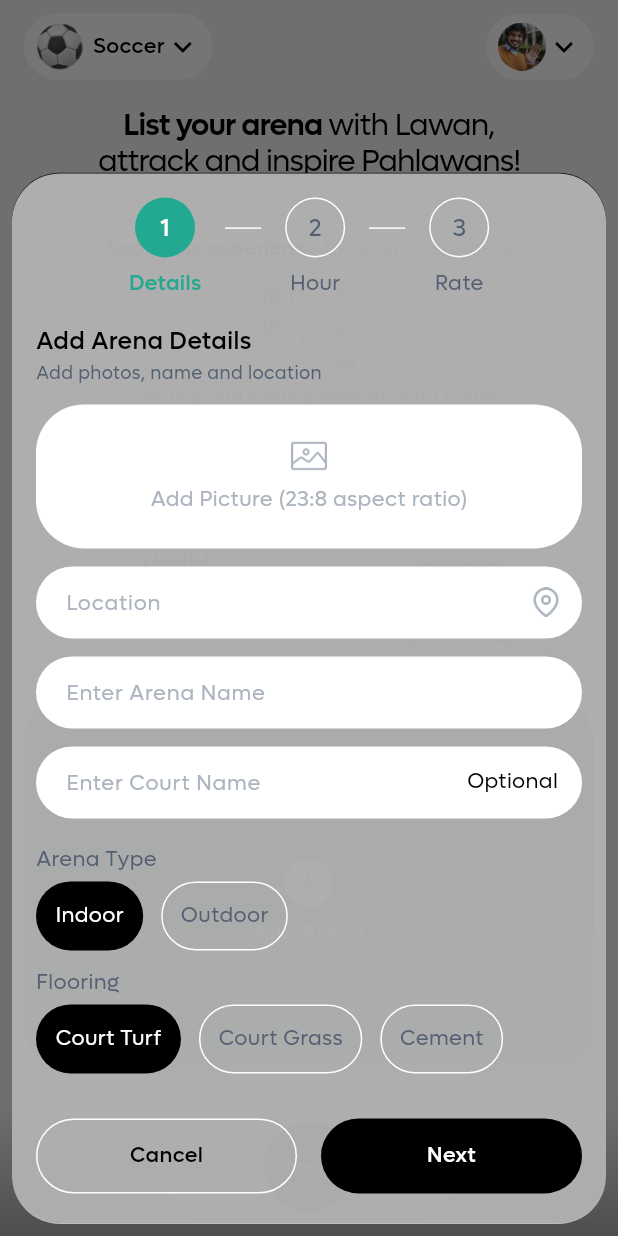
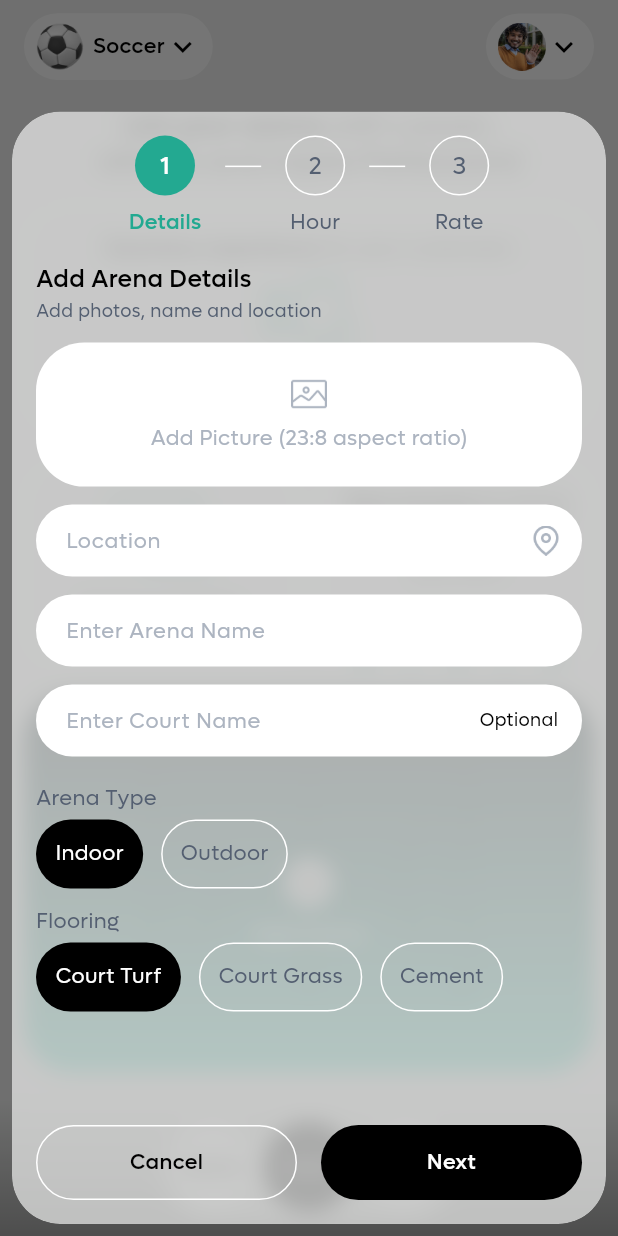
Before and after one commit to 2001arman/lawan, a Flutter app: the screen it shows after launch, after a tap on "Add Arena", on a phone screen of 412 x 824 dp. Run offline on Flutter 3.47's test engine with Material 3 defaults, Android fonts, the phone set to English and light mode, and no system bars; drawn by our look-alikes of blur, carousel_slider; our stand-ins replace firebase_core, flutter_svg, fluttertoast, get, image_picker; missing offline and left inert: image_picker_android, image_picker_platform_interface, wheel_picker; accounts and stored records are empty.

Commit message:
frost blur effect

```diff
--- a/lib/features/admin/admin_add_arena.dart
+++ b/lib/features/admin/admin_add_arena.dart
@@ -1,9 +1,9 @@
 import 'dart:io';
 
+import 'package:blur/blur.dart';
 import 'package:carousel_slider/carousel_slider.dart';
 import 'package:flutter/material.dart';
 import 'package:flutter_svg/flutter_svg.dart';
-import 'package:fluttertoast/fluttertoast.dart';
 import 'package:get/get.dart';
 import 'package:lawan/features/admin/admin_main_logic.dart';
 import 'package:lawan/features/admin/admin_main_state.dart';
@@ -22,7 +22,7 @@ class AdminAddArena {
 
   AdminAddArena({required this.state, required this.logic});
 
-  void successCreateArena() {
+  static void successCreateArena() {
     Get.dialog(
       Dialog(
         backgroundColor: Colors.transparent,
@@ -139,10 +139,17 @@ class AdminAddArena {
 
   void createNewArena() {
     Get.bottomSheet(
-      Container(
-        margin: const EdgeInsets.all(8),
-        height: Get.height * 0.85,
+      Padding(
+        padding: const EdgeInsets.all(8),
+        child: SizedBox(
+          height: Get.height * 0.9,
           width: Get.width,
+        ).blurred(
+          blur: 7,
+          blurColor: Colors.white,
+          colorOpacity: 0,
+          borderRadius: BorderRadius.circular(32),
+          overlay: Container(
             padding: EdgeInsets.all(defaultMargin),
             decoration: BoxDecoration(
               color: kModalColor,
@@ -153,16 +160,15 @@ class AdminAddArena {
                   blurStyle: BlurStyle.inner,
                   spreadRadius: 0,
                   blurRadius: 0,
-              color: kBlackColor.withOpacity(0.9),
+                  color: kBlackColor.withOpacity(0.1),
                 ),
               ],
             ),
-        child: SingleChildScrollView(
-          child: Column(
+            child: Obx(
+              () => Column(
                 crossAxisAlignment: CrossAxisAlignment.start,
                 children: [
-              Obx(
-                () => Row(
+                  Row(
                     crossAxisAlignment: CrossAxisAlignment.start,
                     mainAxisAlignment: MainAxisAlignment.center,
                     children: [
@@ -197,11 +203,27 @@ class AdminAddArena {
                       ),
                     ],
                   ),
+                  contentSection(),
+                  Row(
+                    children: [
+                      CustomButton(
+                        title: 'Cancel',
+                        isBlack: false,
+                        onTap: () => Get.back(),
                       ),
-              Obx(
-                () => contentSection(),
+                      const SizedBox(width: 16),
+                      CustomButton(
+                        title: state.selectedIndex.value == 3
+                            ? 'Add Arena'
+                            : 'Next',
+                        isBlack: true,
+                        onTap: logic.handleNextButton,
                       ),
                     ],
+                  ),
+                ],
+              ),
+            ),
           ),
         ),
       ),
@@ -211,7 +233,9 @@ class AdminAddArena {
   }
 
   Widget rateSection() {
-    return Column(
+    return Expanded(
+      child: SingleChildScrollView(
+        child: Column(
           crossAxisAlignment: CrossAxisAlignment.start,
           children: [
             SizedBox(height: defaultMargin),
@@ -268,8 +292,10 @@ class AdminAddArena {
                                             fontWeight: medium),
                                       ),
                                       const Spacer(),
-                                  Image.asset('assets/icons/arrow_up_down.png',
-                                      width: 20, height: 20),
+                                      Image.asset(
+                                          'assets/icons/arrow_up_down.png',
+                                          width: 20,
+                                          height: 20),
                                     ],
                                   ),
                                 ),
@@ -357,54 +383,25 @@ class AdminAddArena {
                   .toList(),
             ),
             const SizedBox(height: 50),
-        Row(
-          children: [
-            CustomButton(
-              title: 'Cancel',
-              isBlack: false,
-              onTap: () => Get.back(),
-            ),
-            const SizedBox(width: 16),
-            CustomButton(
-              title: 'Add Arena',
-              isBlack: true,
-              onTap: () async {
-                final validationName =
-                    Helper.regularValidator(state.nameController.text);
-                final validationCourt =
-                    Helper.regularValidator(state.courtController.text);
-                if (validationName != null && validationCourt != null) {
-                  FToast().init(Get.context!).showToast(
-                        child: Helper.toast(
-                          message: 'Please fill Arena and Court name',
-                        ),
-                        gravity: ToastGravity.BOTTOM,
-                        toastDuration: const Duration(seconds: 2),
-                      );
-                  return;
-                }
-                logic.createArena();
-                Get.back();
-                await Future.delayed(const Duration(seconds: 1));
-                successCreateArena();
-              },
-            ),
           ],
         ),
-      ],
+      ),
     );
   }
 
   Widget detailSection() {
-    return Form(
+    return Expanded(
+      child: Form(
         key: state.textFormKey,
+        child: SingleChildScrollView(
           child: Column(
             crossAxisAlignment: CrossAxisAlignment.start,
             children: [
               SizedBox(height: defaultMargin),
               Text(
                 'Add Arena Details',
-            style: blackTextStyle.copyWith(fontWeight: medium, fontSize: 16),
+                style:
+                    blackTextStyle.copyWith(fontWeight: medium, fontSize: 16),
               ),
               const SizedBox(height: 2),
               Text(
@@ -505,7 +502,7 @@ class AdminAddArena {
                     children: [
                       Text(
                         'Optional',
-                    style: blackTextStyle,
+                        style: blackTextStyle.copyWith(fontSize: 12),
                       ),
                     ],
                   ),
@@ -539,9 +536,11 @@ class AdminAddArena {
                         .map(
                           (data) => SelectedContainerWidget(
                             title: data,
-                        isSelected: data == state.selectedFlooringType.value,
+                            isSelected:
+                                data == state.selectedFlooringType.value,
                             isTransparent: true,
-                        onTap: () => state.selectedFlooringType.value = data,
+                            onTap: () =>
+                                state.selectedFlooringType.value = data,
                           ),
                         )
                         .toList(),
@@ -549,33 +548,17 @@ class AdminAddArena {
                 ),
               ),
               const SizedBox(height: 30),
-          Row(
-            children: [
-              CustomButton(
-                title: 'Cancel',
-                isBlack: false,
-                onTap: () => Get.back(),
-              ),
-              const SizedBox(width: 16),
-              CustomButton(
-                title: 'Next',
-                isBlack: true,
-                onTap: () {
-                  final validation = logic.checkValidator();
-                  if (validation) {
-                    state.selectedIndex.value++;
-                  }
-                },
-              ),
             ],
           ),
-        ],
+        ),
       ),
     );
   }
 
   Widget hourSection() {
-    return Column(
+    return Expanded(
+      child: SingleChildScrollView(
+        child: Column(
           crossAxisAlignment: CrossAxisAlignment.start,
           children: [
             SizedBox(height: defaultMargin),
@@ -627,14 +610,15 @@ class AdminAddArena {
                               children: [
                                 Expanded(
                                   child: GestureDetector(
-                                onTap: () => CustomDialog.showChooseTimeDialog(
+                                    onTap: () =>
+                                        CustomDialog.showChooseTimeDialog(
                                       startTime: data.openTime.value.hour,
                                       endTime: data.closeTIme.value.hour,
                                       onSave: (startTime, endTime) {
                                         Get.back();
 
-                                    data.openTime.value =
-                                        TimeOfDay(hour: startTime, minute: 0);
+                                        data.openTime.value = TimeOfDay(
+                                            hour: startTime, minute: 0);
                                         data.closeTIme.value =
                                             TimeOfDay(hour: endTime, minute: 0);
                                       },
@@ -670,8 +654,8 @@ class AdminAddArena {
                                   ),
                                 ),
                                 Padding(
-                              padding:
-                                  const EdgeInsets.symmetric(horizontal: 12),
+                                  padding: const EdgeInsets.symmetric(
+                                      horizontal: 12),
                                   child: Text(
                                     'to',
                                     style: darkGreyTextStyle,
@@ -679,13 +663,14 @@ class AdminAddArena {
                                 ),
                                 Expanded(
                                   child: GestureDetector(
-                                onTap: () => CustomDialog.showChooseTimeDialog(
+                                    onTap: () =>
+                                        CustomDialog.showChooseTimeDialog(
                                       startTime: data.openTime.value.hour,
                                       endTime: data.closeTIme.value.hour,
                                       onSave: (startTime, endTime) {
                                         Get.back();
-                                    data.openTime.value =
-                                        TimeOfDay(hour: startTime, minute: 0);
+                                        data.openTime.value = TimeOfDay(
+                                            hour: startTime, minute: 0);
                                         data.closeTIme.value =
                                             TimeOfDay(hour: endTime, minute: 0);
                                       },
@@ -731,22 +716,9 @@ class AdminAddArena {
                     .toList(),
               ),
             ),
-        Row(
-          children: [
-            CustomButton(
-              title: 'Cancel',
-              isBlack: false,
-              onTap: () => Get.back(),
-            ),
-            const SizedBox(width: 16),
-            CustomButton(
-              title: 'Next',
-              isBlack: true,
-              onTap: () => state.selectedIndex.value++,
-            ),
           ],
         ),
-      ],
+      ),
     );
   }
 }
--- a/pubspec.yaml
+++ b/pubspec.yaml
@@ -20,6 +20,7 @@ dependencies:
   carousel_slider: ^5.0.0
   flutter_svg: ^2.0.10+1
   fluttertoast: ^8.2.8
+  blur: ^4.0.0
 
 dev_dependencies:
   flutter_test:
```
Also changed, not shown: lib/features/admin/admin_main_logic.dart (+29 -0 lines), pubspec.lock. Lines whose indentation alone changed are shown as unchanged.
